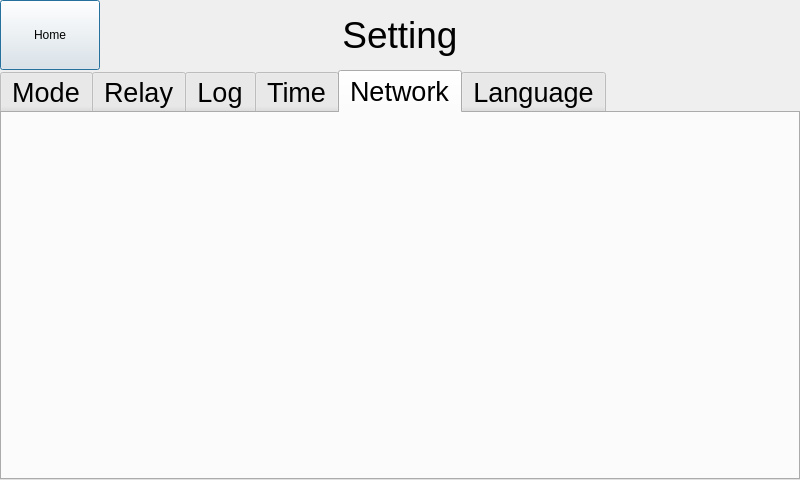
This is settingdialog.ui in Keithsys730/ERC_UI_DEMO as Qt 5 draws it before an edit. The edited form follows.
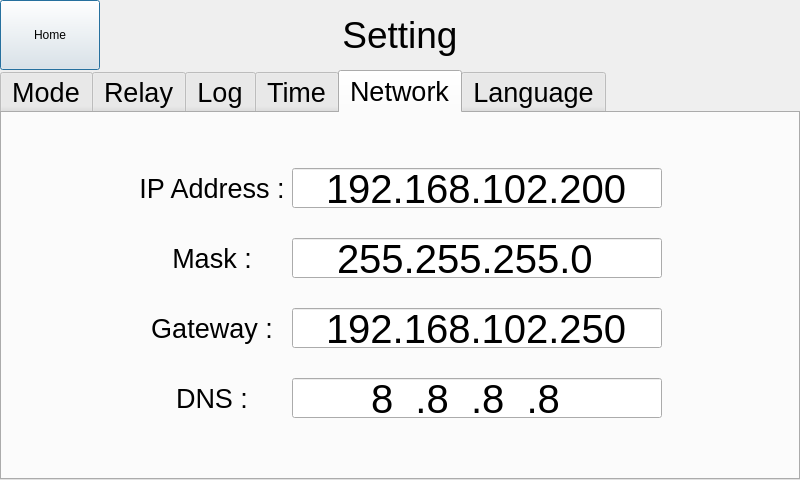
This is the edited form. The open tabs and pages were chosen to show the change.

Commit message: Add the objects in the Network tab of the setting.

Patch:
```diff
--- a/settingdialog.ui
+++ b/settingdialog.ui
@@ -743,6 +743,198 @@
     <attribute name="title">
      <string>Network</string>
     </attribute>
+    <widget class="QLineEdit" name="setIPLineEdit">
+     <property name="geometry">
+      <rect>
+       <x>290</x>
+       <y>55</y>
+       <width>370</width>
+       <height>40</height>
+      </rect>
+     </property>
+     <property name="font">
+      <font>
+       <pointsize>30</pointsize>
+      </font>
+     </property>
+     <property name="styleSheet">
+      <string notr="true"/>
+     </property>
+     <property name="inputMask">
+      <string>000.000.000.000</string>
+     </property>
+     <property name="text">
+      <string>192.168.102.200</string>
+     </property>
+     <property name="alignment">
+      <set>Qt::AlignCenter</set>
+     </property>
+    </widget>
+    <widget class="QLabel" name="setIPLabel">
+     <property name="geometry">
+      <rect>
+       <x>130</x>
+       <y>55</y>
+       <width>160</width>
+       <height>40</height>
+      </rect>
+     </property>
+     <property name="font">
+      <font>
+       <pointsize>20</pointsize>
+      </font>
+     </property>
+     <property name="text">
+      <string>IP Address :</string>
+     </property>
+     <property name="alignment">
+      <set>Qt::AlignCenter</set>
+     </property>
+    </widget>
+    <widget class="QLabel" name="setMaskLabel">
+     <property name="geometry">
+      <rect>
+       <x>130</x>
+       <y>125</y>
+       <width>160</width>
+       <height>40</height>
+      </rect>
+     </property>
+     <property name="font">
+      <font>
+       <pointsize>20</pointsize>
+      </font>
+     </property>
+     <property name="text">
+      <string>Mask :</string>
+     </property>
+     <property name="alignment">
+      <set>Qt::AlignCenter</set>
+     </property>
+    </widget>
+    <widget class="QLineEdit" name="setMaskLineEdit">
+     <property name="geometry">
+      <rect>
+       <x>290</x>
+       <y>125</y>
+       <width>370</width>
+       <height>40</height>
+      </rect>
+     </property>
+     <property name="font">
+      <font>
+       <pointsize>30</pointsize>
+      </font>
+     </property>
+     <property name="styleSheet">
+      <string notr="true"/>
+     </property>
+     <property name="inputMask">
+      <string>000.000.000.000</string>
+     </property>
+     <property name="text">
+      <string>255.255.255.0</string>
+     </property>
+     <property name="alignment">
+      <set>Qt::AlignCenter</set>
+     </property>
+    </widget>
+    <widget class="QLabel" name="setGatewayLabel">
+     <property name="geometry">
+      <rect>
+       <x>130</x>
+       <y>195</y>
+       <width>160</width>
+       <height>40</height>
+      </rect>
+     </property>
+     <property name="font">
+      <font>
+       <pointsize>20</pointsize>
+      </font>
+     </property>
+     <property name="text">
+      <string>Gateway :</string>
+     </property>
+     <property name="alignment">
+      <set>Qt::AlignCenter</set>
+     </property>
+    </widget>
+    <widget class="QLineEdit" name="setGatewayLineEdit">
+     <property name="geometry">
+      <rect>
+       <x>290</x>
+       <y>195</y>
+       <width>370</width>
+       <height>40</height>
+      </rect>
+     </property>
+     <property name="font">
+      <font>
+       <pointsize>30</pointsize>
+      </font>
+     </property>
+     <property name="styleSheet">
+      <string notr="true"/>
+     </property>
+     <property name="inputMask">
+      <string>000.000.000.000</string>
+     </property>
+     <property name="text">
+      <string>192.168.102.250</string>
+     </property>
+     <property name="alignment">
+      <set>Qt::AlignCenter</set>
+     </property>
+    </widget>
+    <widget class="QLabel" name="setDNSLabel">
+     <property name="geometry">
+      <rect>
+       <x>130</x>
+       <y>265</y>
+       <width>160</width>
+       <height>40</height>
+      </rect>
+     </property>
+     <property name="font">
+      <font>
+       <pointsize>20</pointsize>
+      </font>
+     </property>
+     <property name="text">
+      <string>DNS :</string>
+     </property>
+     <property name="alignment">
+      <set>Qt::AlignCenter</set>
+     </property>
+    </widget>
+    <widget class="QLineEdit" name="setDNSLineEdit">
+     <property name="geometry">
+      <rect>
+       <x>290</x>
+       <y>265</y>
+       <width>370</width>
+       <height>40</height>
+      </rect>
+     </property>
+     <property name="font">
+      <font>
+       <pointsize>30</pointsize>
+      </font>
+     </property>
+     <property name="styleSheet">
+      <string notr="true"/>
+     </property>
+     <property name="inputMask">
+      <string>000.000.000.000</string>
+     </property>
+     <property name="text">
+      <string>8.8.8.8</string>
+     </property>
+     <property name="alignment">
+      <set>Qt::AlignCenter</set>
+     </property>
+    </widget>
    </widget>
    <widget class="QWidget" name="languageTab">
     <attribute name="title">
```
Left out of the diff: 2 changed lines with no effect on the pictures.
